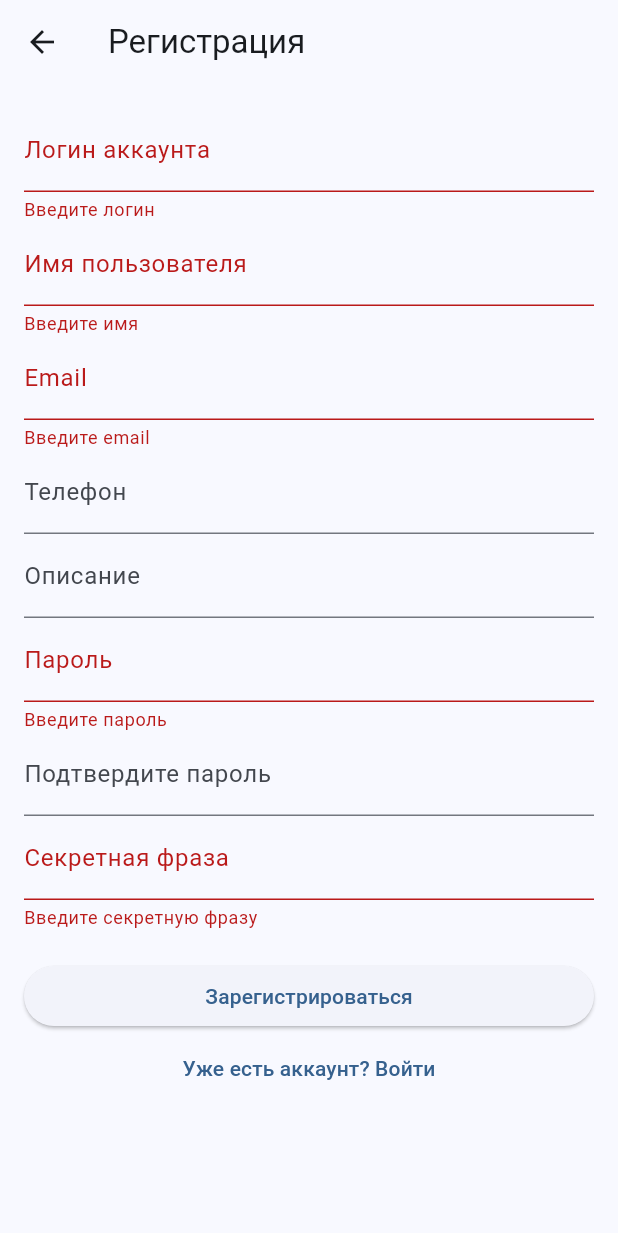
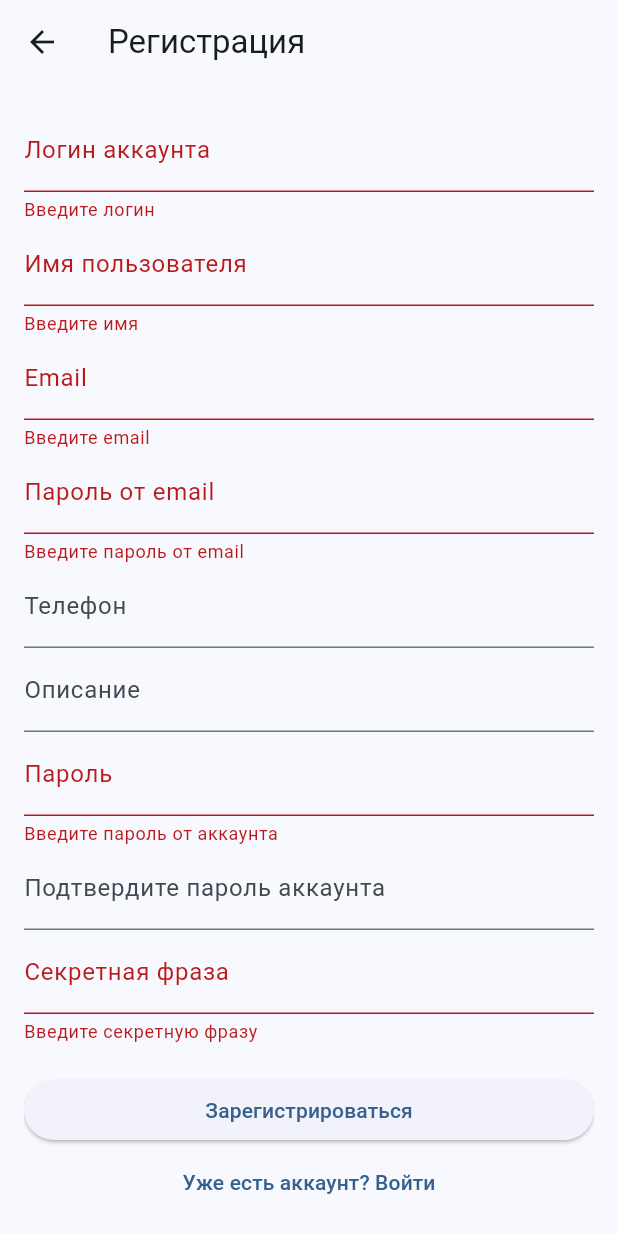
Before and after one commit to sectorsj/password_manager, a Flutter app: the RegistrationPage screen opened by its route, after a tap on "Зарегистрироваться", on a phone screen of 412 x 824 dp. Shown: the top 1233 px of the screen. Run offline on Flutter 3.47's test engine with Material 3 defaults, Android fonts, the phone set to English and light mode, and no system bars; our stand-ins replace flutter_secure_storage, shared_preferences, shelf; missing offline and left inert: dart_jsonwebtoken, dotenv, encrypt, pointycastle, postgres, shelf_cors_headers and 1 more; accounts and stored records are empty.

Commit message:
v_0_0_2: fix: добавил возможность создавать пароль почты при регистрации аккаунта
добавил: -
изменил: token_aes_phrase_pass.puml
удалил: -

```diff
--- a/password_manager_frontend/lib/pages/registration_page.dart
+++ b/password_manager_frontend/lib/pages/registration_page.dart
@@ -22,6 +22,7 @@ class _RegistrationPageState extends State<RegistrationPage> {
   final _accountLoginController = TextEditingController();
   final _userNameController = TextEditingController();
   final _emailAddressController = TextEditingController();
+  final _emailPasswordController = TextEditingController();
   final _phoneController = TextEditingController();
   final _descriptionController = TextEditingController();
   final _passwordController = TextEditingController();
@@ -36,9 +37,10 @@ class _RegistrationPageState extends State<RegistrationPage> {
     print('⚠️ Логин: ${_accountLoginController.text}');
     print('⚠️ Имя: ${_userNameController.text}');
     print('⚠️ Email: ${_emailAddressController.text}');
+    print('⚠️ Пароль Email: ${_emailPasswordController.text}');
     print('⚠️ Телефон: ${_phoneController.text}');
     print('⚠️ Описание: ${_descriptionController.text}');
-    print('⚠️ Пароль: ${_passwordController.text}');
+    print('⚠️ Пароль аккаунта: ${_passwordController.text}');
     print('⚠️ Секретная фраза: ${_secretPhraseController.text}');
 
     if (!_formKey.currentState!.validate()) return;
@@ -51,6 +53,7 @@ class _RegistrationPageState extends State<RegistrationPage> {
       final result = await _registrationService.register(
         accountLogin: _accountLoginController.text.trim(),
         emailAddress: _emailAddressController.text.trim(),
+        emailPassword: _emailPasswordController.text.trim(),
         password: _passwordController.text.trim(),
         userName: _userNameController.text.trim(),
         userPhone: _phoneController.text.trim(),
@@ -147,6 +150,14 @@ class _RegistrationPageState extends State<RegistrationPage> {
                     value == null || value.isEmpty ? 'Введите email' : null,
               ),
               TextFormField(
+                controller: _emailPasswordController,
+                decoration: const InputDecoration(labelText: 'Пароль от email'),
+                obscureText: true,
+                validator: (value) => value == null || value.isEmpty
+                    ? 'Введите пароль от email'
+                    : null,
+              ),
+              TextFormField(
                 controller: _phoneController,
                 decoration: const InputDecoration(labelText: 'Телефон'),
               ),
@@ -158,13 +169,14 @@ class _RegistrationPageState extends State<RegistrationPage> {
                 controller: _passwordController,
                 decoration: const InputDecoration(labelText: 'Пароль'),
                 obscureText: true,
-                validator: (value) =>
-                    value == null || value.isEmpty ? 'Введите пароль' : null,
+                validator: (value) => value == null || value.isEmpty
+                    ? 'Введите пароль от аккаунта'
+                    : null,
               ),
               TextFormField(
                 controller: _confirmPasswordController,
-                decoration:
-                    const InputDecoration(labelText: 'Подтвердите пароль'),
+                decoration: const InputDecoration(
+                    labelText: 'Подтвердите пароль аккаунта'),
                 obscureText: true,
                 validator: (value) => value != _passwordController.text
                     ? 'Пароли не совпадают'
--- a/password_manager_frontend/lib/services/registration_service.dart
+++ b/password_manager_frontend/lib/services/registration_service.dart
@@ -14,6 +14,7 @@ class RegistrationService extends BaseService {
     required String accountLogin,
     required String userName,
     required String emailAddress,
+    required String emailPassword,
     required String password,
     String? userPhone,
     String? userDescription,
@@ -23,6 +24,7 @@ class RegistrationService extends BaseService {
       'account_login': accountLogin,
       'user_name': userName,
       'email_address': emailAddress,
+      'email_password': emailPassword,
       'password': password,
       'secret_phrase': secretPhrase,
       if (userPhone != null) 'user_phone': userPhone,
--- a/password_manager_server/lib/api/register_route.dart
+++ b/password_manager_server/lib/api/register_route.dart
@@ -42,9 +42,13 @@ class RegisterRoute extends BaseRoute {
       String aesKeyBase64 = HashingUtility.toBase64(aesKey);
       print('⚠️ Контроль: Преобразование AES ключа в Base64: $aesKeyBase64');
 
+      final emailEncryptedPassword =
+          await _encryptPassword(data['email_password'], aesKey);
+      print('⚠️ Контроль: Email-пароль зашифрован: $emailEncryptedPassword');
+
       // 4. Вставка данных в базу данных
-      final dbResult =
-          await _insertUserDataToDb(data, aesKeyBase64, encryptedPassword);
+      final dbResult = await _insertUserDataToDb(
+          data, aesKeyBase64, encryptedPassword, emailEncryptedPassword);
       print('⚠️ Контроль: Данные успешно вставлены в базу данных: $dbResult');
 
       if (dbResult == null) {
@@ -84,9 +88,13 @@ class RegisterRoute extends BaseRoute {
     final body = await request.readAsString();
     final data = jsonDecode(body);
 
-    if ([data['account_login'], data['email_address'], data['password']]
-        .any((field) => field == null || field.isEmpty)) {
-      throw Exception('Необходимо указать логин, email и пароль');
+    if ([
+      data['account_login'],
+      data['email_address'],
+      data['password'],
+      data['email_password'],
+    ].any((field) => field == null || field.isEmpty)) {
+      throw Exception('Необходимо указать логин, email и пароли для них');
     }
     return data;
   }
@@ -114,6 +122,7 @@ class RegisterRoute extends BaseRoute {
     Map<String, dynamic> data,
     String aesKeyBase64,
     String encryptedPassword,
+    String emailEncryptedPassword,
   ) async {
     try {
       final result = await connection.execute(
@@ -124,8 +133,10 @@ class RegisterRoute extends BaseRoute {
         @encryptedPassword,
         @aesKey,
         @userName,
+        @emailEncryptedPassword,
         @userPhone,
-        @userDescription)
+        @userDescription
+        )
       '''),
         parameters: {
           'accountLogin': data['account_login'],
@@ -133,6 +144,7 @@ class RegisterRoute extends BaseRoute {
           'encryptedPassword': encryptedPassword,
           'aesKey': aesKeyBase64,
           'userName': data['user_name'],
+          'emailEncryptedPassword': emailEncryptedPassword,
           'userPhone': data['user_phone'],
           'userDescription': data['user_description'],
         },
@@ -160,27 +172,6 @@ class RegisterRoute extends BaseRoute {
     }
   }
 
-  // Future<Response?> _checkUniqueLoginAndEmail(
-  //     String accountLogin, String emailAddress) async {
-  //   final checkQuery = await connection.execute(
-  //     'SELECT 1 FROM accounts WHERE account_login = @accountLogin OR account_email = @emailAddress LIMIT 1',
-  //     parameters: {
-  //       'accountLogin': accountLogin,
-  //       'emailAddress': emailAddress,
-  //     },
-  //   );
-  //
-  //   if (checkQuery.isNotEmpty) {
-  //     print('⚠️ Контроль: Логин или email уже заняты');
-  //     return Response.badRequest(
-  //       body: jsonEncode({'error': 'Логин или email уже заняты'}),
-  //       headers: {'Content-Type': 'application/json'},
-  //     );
-  //   }
-  //
-  //   return null;
-  // }
-
   String _generateJwtToken(int accountId, int userId, Uint8List aesKey) {
     print('⚠️ Контроль: Генерация JWT токена');
     return JwtUtil.generateToken({
```
